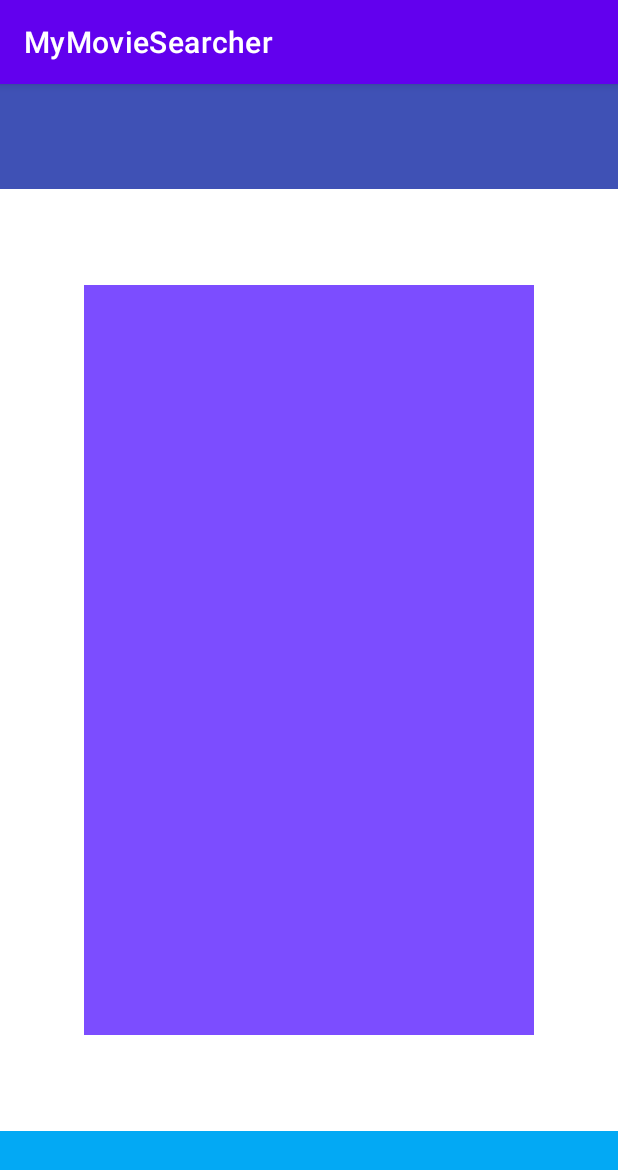
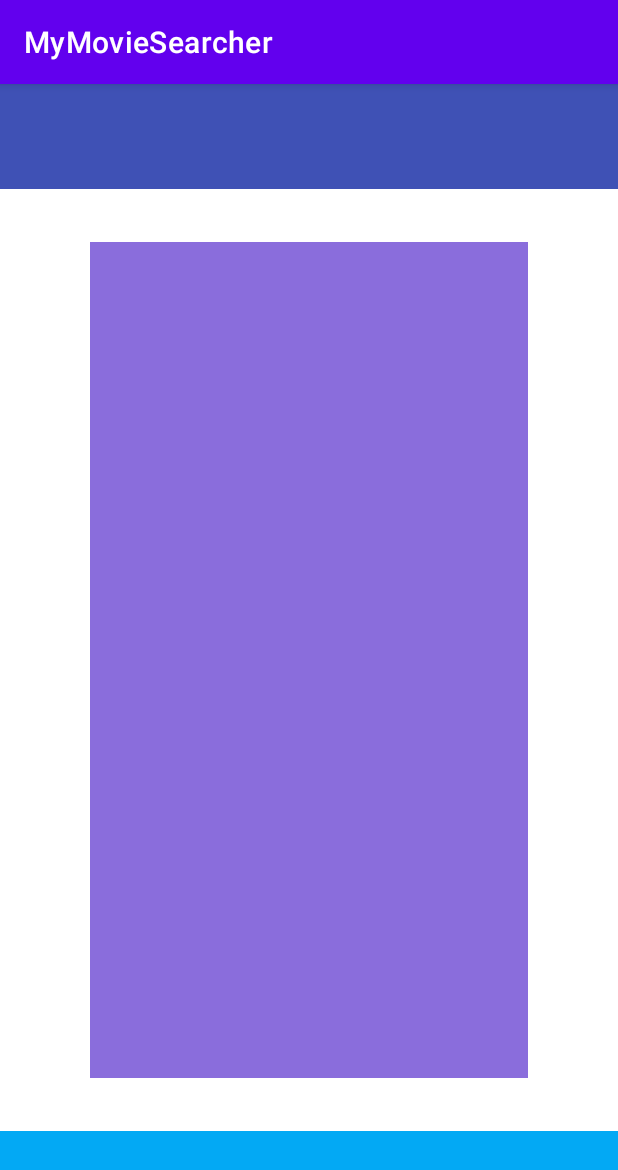
Before and after one commit to ssplexus/MyMovieSearcher, an Android app: the screen it shows after launch (MainActivity), on a phone screen of 412 x 824 dp. Shown: the top 1170 px of the screen. Run offline under Robolectric (Android 15) with nearby library versions, the phone set to English and light mode, and no system bars.

Commit message:
Add margin

```diff
--- a/app/src/main/res/layout/activity_main.xml
+++ b/app/src/main/res/layout/activity_main.xml
@@ -8,16 +8,17 @@
 
     <LinearLayout
         android:id="@+id/buttons"
-        android:layout_width="300dp"
-        android:layout_height="500dp"
+        android:layout_width="0dp"
+        android:layout_height="0dp"
+        android:layout_marginHorizontal="60dp"
+        android:layout_marginVertical="35dp"
+        android:background="#8A6DDC"
         android:orientation="vertical"
-        android:background="#7C4DFF"
+        app:layout_constraintBottom_toTopOf="@id/bottom_menu"
         app:layout_constraintEnd_toEndOf="parent"
         app:layout_constraintStart_toStartOf="parent"
         app:layout_constraintTop_toBottomOf="@id/top_menu"
-        app:layout_constraintBottom_toTopOf="@id/bottom_menu"
-        app:layout_constraintVertical_chainStyle="packed"
-        >
+        app:layout_constraintVertical_chainStyle="packed">
 
     </LinearLayout>
 
```
